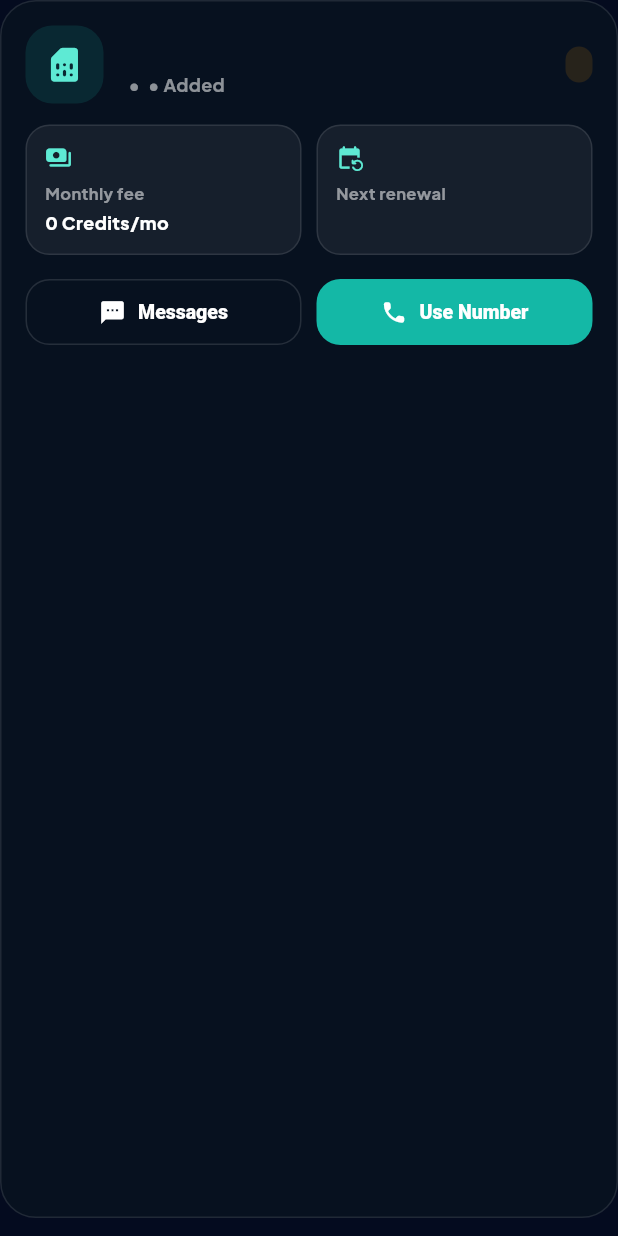
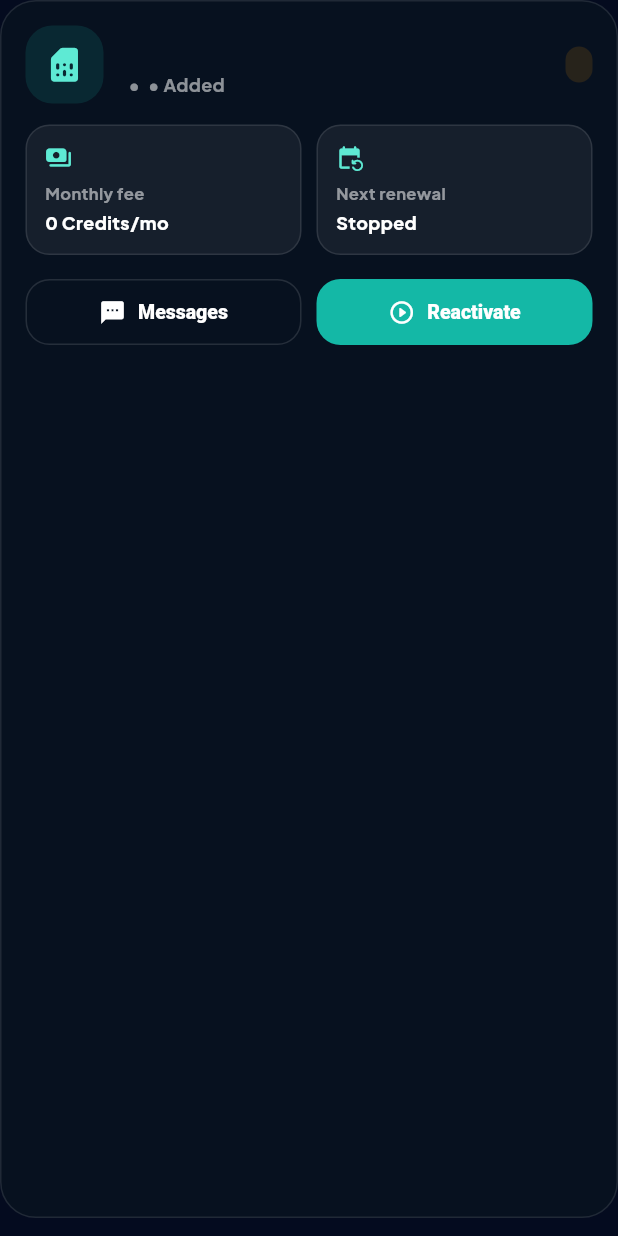
Before and after one commit to Bkzazzau1/pera_x_ui, a Flutter app: the _MyNumberTile widget shown alone on an empty page, opened directly with empty values, on a phone screen of 412 x 824 dp. Run offline on Flutter 3.47's test engine with Material 3 defaults, Android fonts, the phone set to English and light mode, and no system bars; our stand-ins replace file_picker, flutter_riverpod, go_router, google_fonts, shared_preferences; accounts and stored records are empty; network calls fail.

Commit message:
Add subscription actions to My Numbers UI

```diff
--- a/lib/features/calls/views/my_numbers_view.dart
+++ b/lib/features/calls/views/my_numbers_view.dart
@@ -18,6 +18,7 @@ class _MyNumbersViewState extends State<MyNumbersView> {
   bool isLoading = true;
   String? errorMessage;
   List<MyNumberModel> numbers = [];
+  final Set<String> actionLoadingIds = {};
 
   @override
   void initState() {
@@ -47,6 +48,70 @@ class _MyNumbersViewState extends State<MyNumbersView> {
         errorMessage = error.toString();
         isLoading = false;
       });
+    }
+  }
+
+  Future<void> handleSubscriptionAction(MyNumberModel number) async {
+    final status = (number.billingStatus ?? 'active').toLowerCase();
+    final shouldCancel = status == 'active';
+    final title = shouldCancel ? 'Cancel subscription?' : 'Reactivate subscription?';
+    final message = shouldCancel
+        ? 'Renewal billing will stop for ${number.phoneNumber}. You may lose access if the number is not renewed.'
+        : 'This will charge one month of Credits and reactivate ${number.phoneNumber}.';
+
+    final confirmed = await showDialog<bool>(
+      context: context,
+      builder: (context) => AlertDialog(
+        backgroundColor: const Color(0xFF0F172A),
+        title: Text(title, style: const TextStyle(color: Colors.white)),
+        content: Text(
+          message,
+          style: const TextStyle(color: Colors.white70, height: 1.4),
+        ),
+        actions: [
+          TextButton(
+            onPressed: () => Navigator.pop(context, false),
+            child: const Text('No'),
+          ),
+          TextButton(
+            onPressed: () => Navigator.pop(context, true),
+            child: Text(shouldCancel ? 'Cancel' : 'Reactivate'),
+          ),
+        ],
+      ),
+    );
+
+    if (confirmed != true) return;
+
+    setState(() => actionLoadingIds.add(number.id));
+
+    try {
+      final response = shouldCancel
+          ? await service.cancelNumberSubscription(numberId: number.id)
+          : await service.reactivateNumberSubscription(numberId: number.id);
+
+      if (!mounted) return;
+
+      ScaffoldMessenger.of(context).showSnackBar(
+        SnackBar(
+          content: Text(response.message),
+          backgroundColor: const Color(0xFF16A34A),
+        ),
+      );
+
+      await loadNumbers();
+    } catch (error) {
+      if (!mounted) return;
+      ScaffoldMessenger.of(context).showSnackBar(
+        SnackBar(
+          content: Text(error.toString()),
+          backgroundColor: const Color(0xFFDC2626),
+        ),
+      );
+    } finally {
+      if (mounted) {
+        setState(() => actionLoadingIds.remove(number.id));
+      }
     }
   }
 
@@ -117,7 +182,9 @@ class _MyNumbersViewState extends State<MyNumbersView> {
                       nextRenewalDate: number.nextRenewalAt == null
                           ? 'Not set'
                           : _formatDate(number.nextRenewalAt!),
+                      isActionLoading: actionLoadingIds.contains(number.id),
                       onOpenMessages: () => openMessages(number.phoneNumber),
+                      onSubscriptionAction: () => handleSubscriptionAction(number),
                     ),
                   ),
               ],
@@ -252,24 +319,32 @@ class _MyNumberTile extends StatelessWidget {
   final MyNumberModel number;
   final String createdDate;
   final String nextRenewalDate;
+  final bool isActionLoading;
   final VoidCallback onOpenMessages;
+  final VoidCallback onSubscriptionAction;
 
   const _MyNumberTile({
     required this.number,
     required this.createdDate,
     required this.nextRenewalDate,
+    required this.isActionLoading,
     required this.onOpenMessages,
+    required this.onSubscriptionAction,
   });
 
   @override
   Widget build(BuildContext context) {
     final billingStatus = number.billingStatus ?? 'active';
-    final statusColor = billingStatus.toLowerCase() == 'active'
-        ? const Color(0xFF5EEAD4)
-        : Colors.orange;
+    final lowerBillingStatus = billingStatus.toLowerCase();
+    final isActive = lowerBillingStatus == 'active';
+    final statusColor = isActive ? const Color(0xFF5EEAD4) : Colors.orange;
     final monthlyFee = number.monthlyFeeCredits == null
         ? 'Not set'
         : '${number.monthlyFeeCredits!.toStringAsFixed(0)} Credits/mo';
+    final actionLabel = isActive ? 'Cancel' : 'Reactivate';
+    final actionIcon = isActive
+        ? Icons.cancel_outlined
+        : Icons.play_circle_outline_rounded;
 
     return Container(
       margin: const EdgeInsets.only(bottom: 12),
@@ -353,7 +428,7 @@ class _MyNumberTile extends StatelessWidget {
                 child: _NumberMetric(
                   icon: Icons.event_repeat_rounded,
                   label: 'Next renewal',
-                  value: nextRenewalDate,
+                  value: isActive ? nextRenewalDate : 'Stopped',
                 ),
               ),
             ],
@@ -383,11 +458,24 @@ class _MyNumberTile extends StatelessWidget {
               const SizedBox(width: 10),
               Expanded(
                 child: ElevatedButton.icon(
-                  onPressed: () {},
-                  icon: const Icon(Icons.call_rounded, size: 18),
-                  label: const Text('Use Number'),
+                  onPressed: isActionLoading ? null : onSubscriptionAction,
+                  icon: isActionLoading
+                      ? const SizedBox(
+                          width: 16,
+                          height: 16,
+                          child: CircularProgressIndicator(
+                            strokeWidth: 2,
+                            color: Colors.white,
+                          ),
+                        )
+                      : Icon(actionIcon, size: 18),
+                  label: Text(isActionLoading ? 'Please wait...' : actionLabel),
                   style: ElevatedButton.styleFrom(
-                    backgroundColor: const Color(0xFF14B8A6),
+                    backgroundColor: isActive
+                        ? const Color(0xFF334155)
+                        : const Color(0xFF14B8A6),
+                    disabledBackgroundColor:
+                        const Color(0xFF14B8A6).withValues(alpha: 0.45),
                     foregroundColor: Colors.white,
                     elevation: 0,
                     padding: const EdgeInsets.symmetric(vertical: 13),
```
